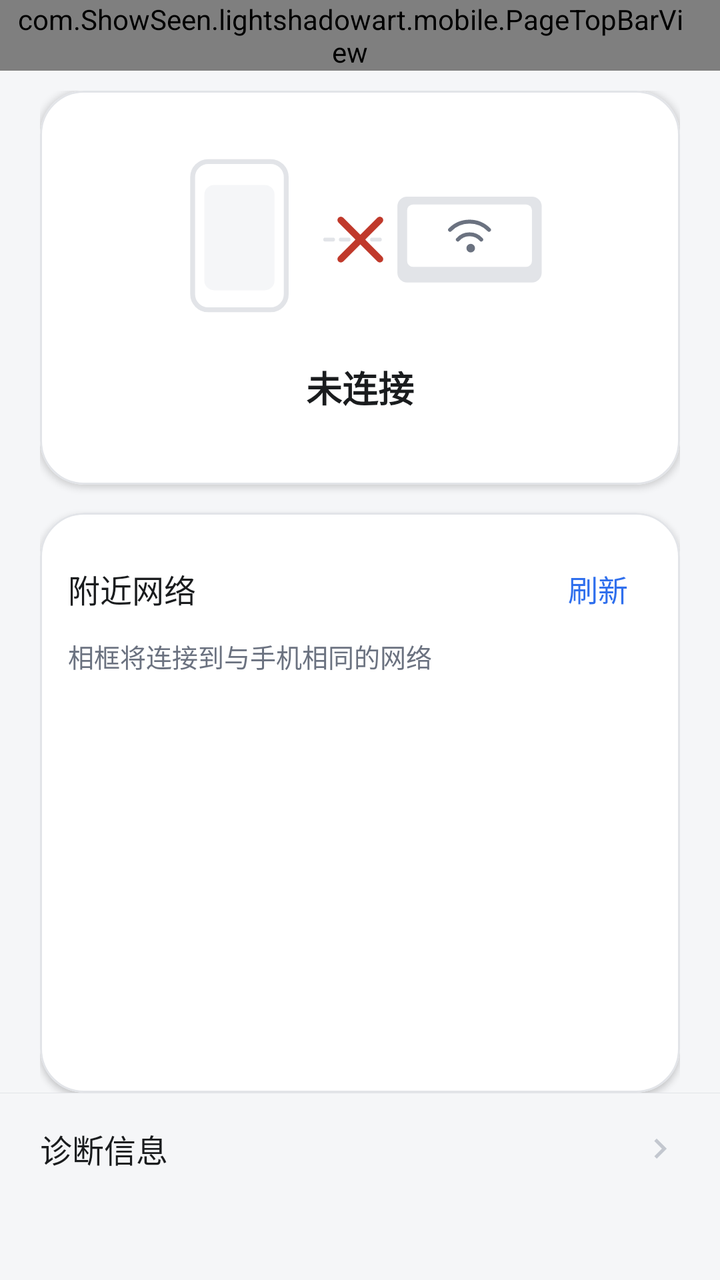
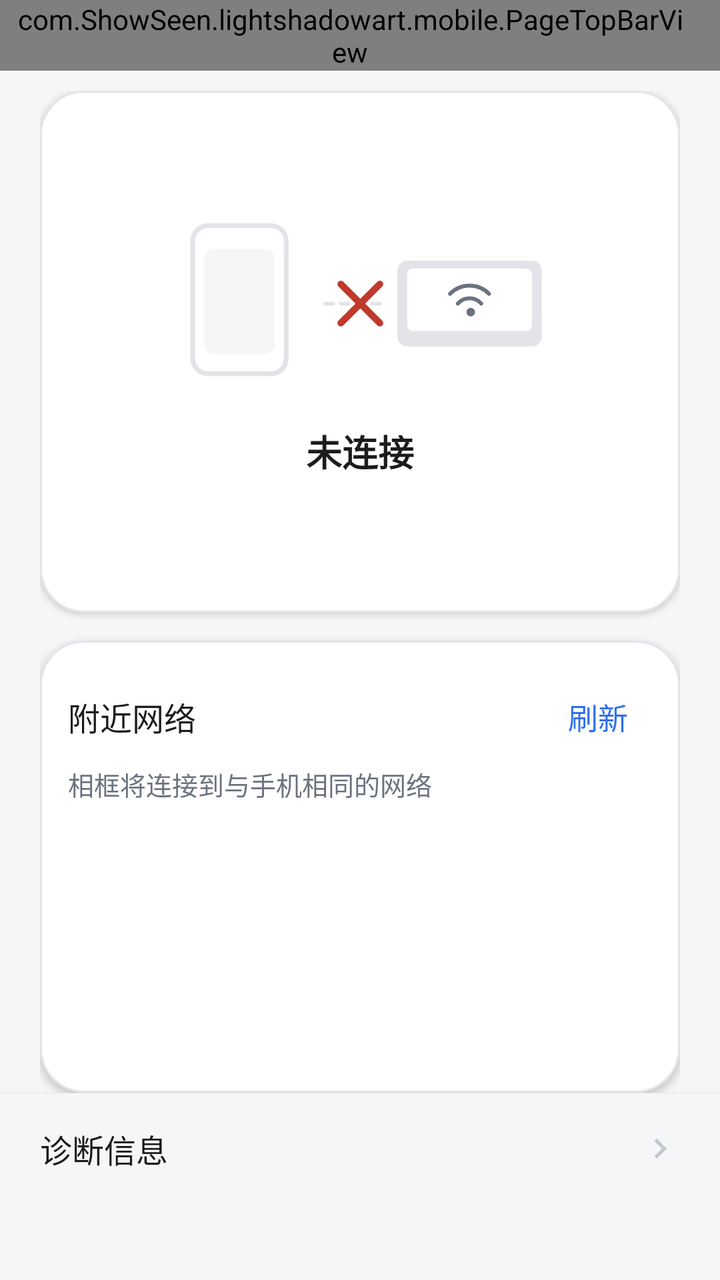

Before-and-after screenshots of an Android layout around one commit, followed by the original layout XML and the change that was made.
<!-- AndroidManifest.xml: application theme Theme.LightShadowArtPhone -->
<!-- res/layout/activity_network.xml -->
<?xml version="1.0" encoding="utf-8"?>
<LinearLayout xmlns:android="http://schemas.android.com/apk/res/android"
    xmlns:app="http://schemas.android.com/apk/res-auto"
    android:layout_width="match_parent"
    android:layout_height="match_parent"
    android:background="@color/app_bg"
    android:orientation="vertical">

    <com.ShowSeen.lightshadowart.mobile.PageTopBarView
        android:id="@+id/network_top_bar"
        android:layout_width="match_parent"
        android:layout_height="wrap_content"
        android:paddingStart="8dp"
        android:paddingEnd="@dimen/card_padding" />

    <LinearLayout
        android:layout_width="match_parent"
        android:layout_height="0dp"
        android:layout_weight="1"
        android:orientation="vertical"
        android:paddingStart="@dimen/page_horizontal_padding"
        android:paddingTop="@dimen/item_gap"
        android:paddingEnd="@dimen/page_horizontal_padding">

        
        <com.google.android.material.card.MaterialCardView
            style="@style/SurfaceCard"
            android:layout_width="match_parent"
            android:layout_height="wrap_content">

            <LinearLayout
                android:layout_width="match_parent"
                android:layout_height="wrap_content"
                android:gravity="center_horizontal"
                android:orientation="vertical"
                android:padding="@dimen/card_padding_compact">

                
                <ImageView
                    android:id="@+id/iv_network_illustration"
                    android:layout_width="match_parent"
                    android:layout_height="@dimen/network_illustration_height"
                    android:contentDescription="@null"
                    android:scaleType="centerInside"
                    android:src="@drawable/ic_network_link_off" />

                <TextView
                    android:id="@+id/tv_network_state"
                    style="@style/Text.TitleMedium"
                    android:layout_width="wrap_content"
                    android:layout_height="wrap_content"
                    android:layout_marginTop="4dp"
                    android:gravity="center"
                    android:text="@string/network_state_disconnected" />

                <TextView
                    android:id="@+id/tv_network_device"
                    style="@style/Text.Body"
                    android:layout_width="match_parent"
                    android:layout_height="wrap_content"
                    android:layout_marginTop="2dp"
                    android:ellipsize="middle"
                    android:gravity="center"
                    android:maxLines="1"
                    android:visibility="gone" />

                <TextView
                    android:id="@+id/tv_network_note"
                    style="@style/Text.Hint"
                    android:layout_width="match_parent"
                    android:layout_height="wrap_content"
                    android:layout_marginTop="4dp"
                    android:gravity="center" />
            </LinearLayout>
        </com.google.android.material.card.MaterialCardView>

        
        <com.google.android.material.card.MaterialCardView
            style="@style/SurfaceCard"
            android:layout_width="match_parent"
            android:layout_height="0dp"
            android:layout_marginTop="@dimen/section_gap"
            android:layout_weight="1">

            <LinearLayout
                android:layout_width="match_parent"
                android:layout_height="match_parent"
                android:orientation="vertical"
                android:paddingStart="@dimen/card_padding_compact"
                android:paddingTop="@dimen/card_padding_compact"
                android:paddingEnd="@dimen/card_padding_compact"
                android:paddingBottom="6dp">

                <LinearLayout
                    android:layout_width="match_parent"
                    android:layout_height="wrap_content"
                    android:gravity="center_vertical"
                    android:orientation="horizontal">

                    <TextView
                        style="@style/Text.RowTitle"
                        android:layout_width="0dp"
                        android:layout_height="wrap_content"
                        android:layout_weight="1"
                        android:text="@string/network_nearby_title" />

                    <TextView
                        android:id="@+id/btn_network_refresh"
                        style="@style/Text.Body"
                        android:layout_width="wrap_content"
                        android:layout_height="wrap_content"
                        android:gravity="center"
                        android:minWidth="48dp"
                        android:minHeight="48dp"
                        android:paddingStart="12dp"
                        android:paddingEnd="12dp"
                        android:text="@string/network_refresh"
                        android:textColor="@color/primary_blue" />
                </LinearLayout>

                <TextView
                    style="@style/Text.Hint"
                    android:layout_width="match_parent"
                    android:layout_height="wrap_content"
                    android:text="@string/network_nearby_hint" />

                <TextView
                    android:id="@+id/tv_network_list_hint"
                    style="@style/Text.Hint"
                    android:layout_width="match_parent"
                    android:layout_height="wrap_content"
                    android:layout_marginTop="6dp"
                    android:visibility="gone" />

                <ScrollView
                    android:id="@+id/scroll_networks"
                    android:layout_width="match_parent"
                    android:layout_height="0dp"
                    android:layout_marginTop="2dp"
                    android:layout_weight="1"
                    android:fadeScrollbars="false"
                    android:fillViewport="true"
                    android:scrollbarStyle="insideOverlay"
                    android:scrollbars="vertical">

                    <LinearLayout
                        android:id="@+id/list_networks"
                        android:layout_width="match_parent"
                        android:layout_height="wrap_content"
                        android:orientation="vertical" />
                </ScrollView>
            </LinearLayout>
        </com.google.android.material.card.MaterialCardView>
    </LinearLayout>

    
    <View
        android:layout_width="match_parent"
        android:layout_height="1px"
        android:background="@color/divider_stroke" />

    <LinearLayout
        android:id="@+id/row_network_diagnostics"
        style="@style/Settings.Row.Clickable"
        android:layout_width="match_parent"
        android:layout_height="wrap_content"
        android:layout_marginBottom="@dimen/network_bottom_bar_margin_bottom"
        android:paddingStart="@dimen/page_horizontal_padding"
        android:paddingTop="@dimen/network_bottom_bar_top_padding"
        android:paddingEnd="@dimen/page_horizontal_padding"
        android:paddingBottom="@dimen/network_bottom_bar_bottom_padding">

        <TextView
            style="@style/Text.RowTitle"
            android:layout_width="0dp"
            android:layout_height="wrap_content"
            android:layout_weight="1"
            android:text="@string/network_diagnostics_title" />

        <ImageView
            android:layout_width="20dp"
            android:layout_height="20dp"
            android:contentDescription="@null"
            android:src="@drawable/ic_chevron_right" />
    </LinearLayout>
</LinearLayout>
<!-- resources referenced by this layout -->
<resources>
  <color name="app_bg">#F5F6F8</color>
  <color name="divider_stroke">#E2E4E8</color>
  <color name="primary_blue">#2F6FED</color>
  <dimen name="card_padding">18dp</dimen>
  <dimen name="card_padding_compact">14dp</dimen>
  <dimen name="item_gap">10dp</dimen>
  <dimen name="network_bottom_bar_bottom_padding">24dp</dimen>
  <dimen name="network_bottom_bar_margin_bottom">30dp</dimen>
  <dimen name="network_bottom_bar_top_padding">16dp</dimen>
  <dimen name="network_illustration_height">117dp</dimen>
  <dimen name="page_horizontal_padding">20dp</dimen>
  <dimen name="section_gap">14dp</dimen>
  <!-- drawable ic_chevron_right (drawable) -->
  <?xml version="1.0" encoding="utf-8"?>
  <vector xmlns:android="http://schemas.android.com/apk/res/android"
      android:width="20dp"
      android:height="20dp"
      android:viewportWidth="24"
      android:viewportHeight="24">
      <path
          android:fillColor="@color/icon_muted"
          android:pathData="M10,6L8.59,7.41 13.17,12l-4.58,4.59L10,18l6,-6z" />
  </vector>
  <string name="network_diagnostics_title">诊断信息</string>
  <string name="network_nearby_hint">相框将连接到与手机相同的网络</string>
  <string name="network_nearby_title">附近网络</string>
  <string name="network_refresh">刷新</string>
  <string name="network_state_disconnected">未连接</string>
  <style name="Settings.Row.Clickable" parent="Settings.Row">
          <item name="android:clickable">true</item>
          <item name="android:focusable">true</item>
          <item name="android:background">?attr/selectableItemBackground</item>
      </style>
  <style name="SurfaceCard" parent="Widget.Material3.CardView.Elevated">
          <item name="cardBackgroundColor">@color/card_bg</item>
          <item name="cardCornerRadius">@dimen/corner_large</item>
          <item name="cardElevation">@dimen/card_elevation</item>
          <item name="strokeColor">@color/divider_stroke</item>
          <item name="strokeWidth">@dimen/divider_width</item>
      </style>
  <style name="Text.Body" parent="">
          <item name="android:textColor">@color/text_primary</item>
          <item name="android:textSize">@dimen/text_body</item>
          <item name="android:lineSpacingMultiplier">1.15</item>
      </style>
  <style name="Text.Hint" parent="">
          <item name="android:textColor">@color/text_secondary</item>
          <item name="android:textSize">@dimen/text_hint</item>
      </style>
  <style name="Text.RowTitle" parent="">
          <item name="android:textColor">@color/text_primary</item>
          <item name="android:textSize">@dimen/text_row_title</item>
      </style>
  <style name="Text.TitleMedium" parent="">
          <item name="android:textColor">@color/text_primary</item>
          <item name="android:textSize">@dimen/text_title_medium</item>
          <item name="android:textStyle">bold</item>
      </style>
  <color name="icon_muted">@color/text_disabled</color>
  <color name="card_bg">#FFFFFF</color>
  <color name="text_secondary">#6B7280</color>
  <color name="status_destructive">#C0392B</color>
  <dimen name="corner_large">22dp</dimen>
  <dimen name="card_elevation">2dp</dimen>
  <dimen name="divider_width">1dp</dimen>
  <color name="text_primary">#1A1C1E</color>
  <dimen name="text_body">15sp</dimen>
  <dimen name="text_hint">13sp</dimen>
  <dimen name="text_row_title">16sp</dimen>
  <dimen name="text_title_medium">18sp</dimen>
  <color name="on_primary">#FFFFFF</color>
  <color name="primary_soft">#E9EFFD</color>
  <color name="card_tint">#F5F6F8</color>
  <color name="text_disabled">#C3C7CF</color>
  <!-- unchanged entries left out for length: 3 -->
</resources>

<!-- the commit's change to res/layout/activity_network.xml (unified diff, before → after) -->
@@ -33,7 +33,10 @@
                 android:layout_height="wrap_content"
                 android:gravity="center_horizontal"
                 android:orientation="vertical"
-                android:padding="@dimen/card_padding_compact">
+                android:paddingStart="@dimen/card_padding_compact"
+                android:paddingTop="@dimen/network_state_card_vertical_padding"
+                android:paddingEnd="@dimen/card_padding_compact"
+                android:paddingBottom="@dimen/network_state_card_vertical_padding">
 
                 
                 <ImageView
<!-- resource entries referenced after the edit -->
@@ -10,6 +10,7 @@
   <dimen name="network_bottom_bar_margin_bottom">30dp</dimen>
   <dimen name="network_bottom_bar_top_padding">16dp</dimen>
   <dimen name="network_illustration_height">117dp</dimen>
+  <dimen name="network_state_card_vertical_padding">46dp</dimen>
   <dimen name="page_horizontal_padding">20dp</dimen>
   <dimen name="section_gap">14dp</dimen>
   <!-- drawable ic_chevron_right (drawable) -->
